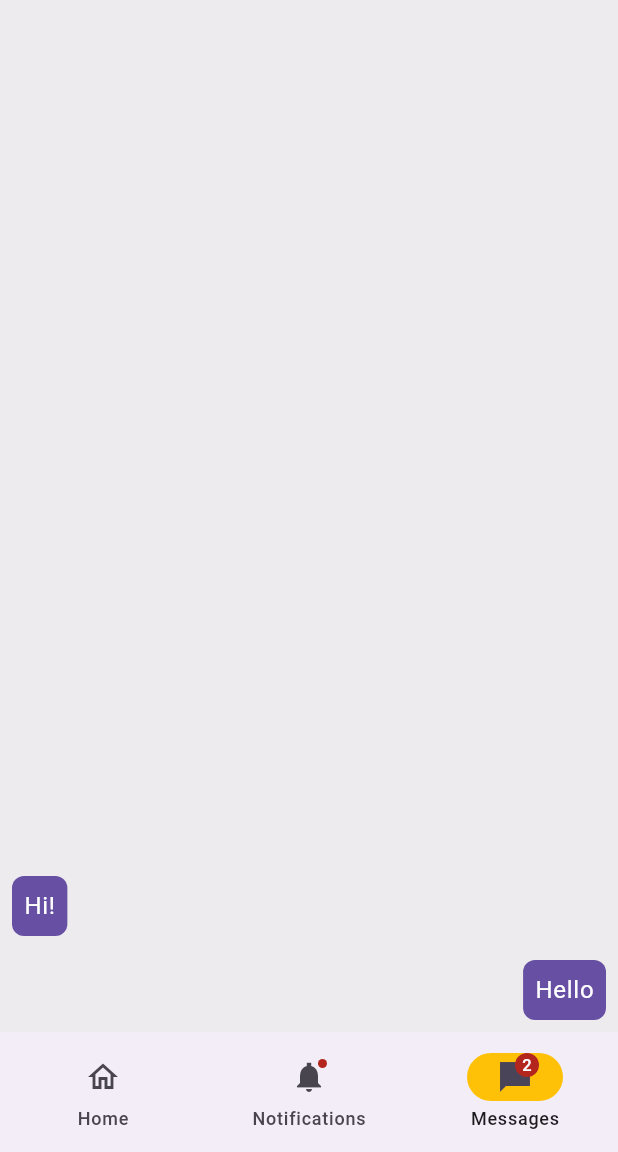
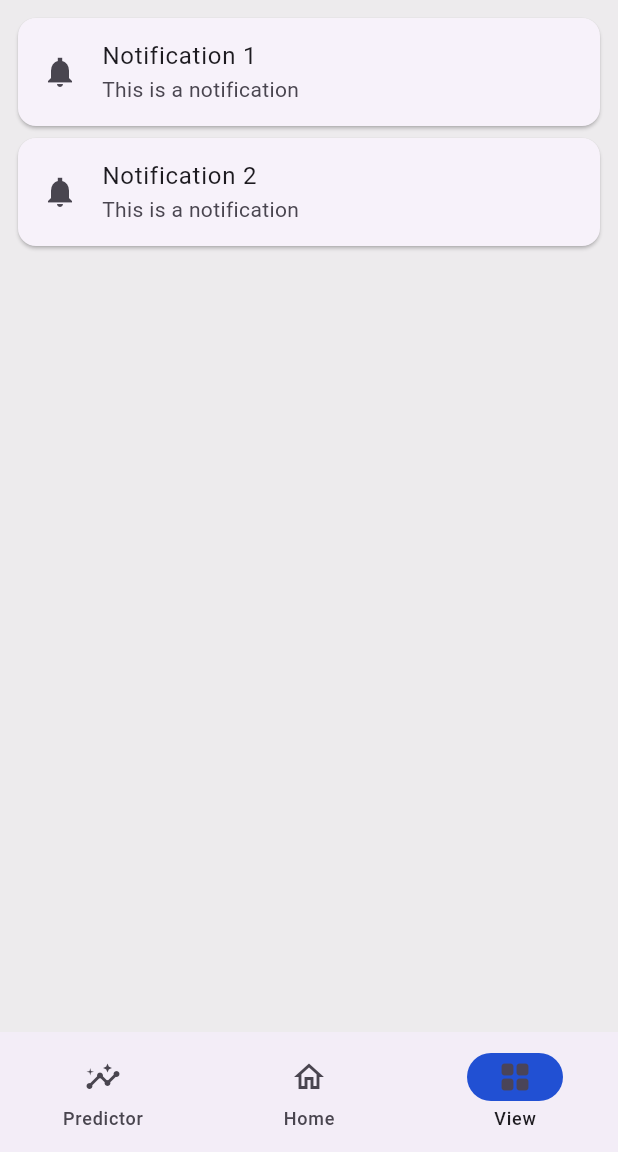
Before and after one commit to Shilpa-Perera/GPACalculator, a Flutter app: the screen it shows after launch, item 3 of the bottom bar chosen, on a phone screen of 412 x 824 dp, the part 84-1236 px from its top. Run offline on Flutter 3.47's test engine with Material 3 defaults, Android fonts, the phone set to English and light mode, and no system bars; our stand-ins replace floor, sqflite; accounts and stored records are empty.

Commit message:
home_page

```diff
--- a/lib/features/home/presentation/widgets/bottom_navigation.dart
+++ b/lib/features/home/presentation/widgets/bottom_navigation.dart
@@ -1,4 +1,7 @@
 import 'package:flutter/material.dart';
+import 'package:gpa_calculator/features/home/presentation/widgets/home_page.dart';
+import 'package:gpa_calculator/features/home/presentation/widgets/predictor_page.dart';
+import 'package:gpa_calculator/features/home/presentation/widgets/view_page.dart';
 
 /// Flutter code sample for [NavigationBar].
 
@@ -24,7 +27,7 @@ class NavigationExample extends StatefulWidget {
 }
 
 class _NavigationExampleState extends State<NavigationExample> {
-  int currentPageIndex = 0;
+  int currentPageIndex = 1;
 
   @override
   Widget build(BuildContext context) {
@@ -42,106 +45,37 @@ class _NavigationExampleState extends State<NavigationExample> {
             currentPageIndex = index;
           });
         },
-        indicatorColor: Colors.amber,
+        indicatorColor: Color.fromARGB(255, 33, 80, 211),
         selectedIndex: currentPageIndex,
         destinations: const <Widget>[
           NavigationDestination(
-            selectedIcon: Icon(Icons.home),
+            selectedIcon: Icon(Icons.insights),
+            icon: Icon(Icons.insights_outlined),
+            label: 'Predictor',
+          ),
+          NavigationDestination(
+            selectedIcon: Icon(Icons.home_rounded),
             icon: Icon(Icons.home_outlined),
             label: 'Home',
           ),
           NavigationDestination(
-            icon: Badge(child: Icon(Icons.notifications_sharp)),
-            label: 'Notifications',
-          ),
-          NavigationDestination(
-            icon: Badge(
-              label: Text('2'),
-              child: Icon(Icons.messenger_sharp),
-            ),
-            label: 'Messages',
+            selectedIcon: Icon(Icons.grid_view_rounded),
+            icon: Icon(Icons.grid_view_outlined),
+            label: 'View',
           ),
         ],
       ),
       body: <Widget>[
+        /// Messages page
+        const PredictorPage(key: Key('predictor_page')),
+
         /// Home page
-        Card(
-          shadowColor: Colors.transparent,
-          margin: const EdgeInsets.all(8.0),
-          child: SizedBox.expand(
-            child: Center(
-              child: Text(
-                'Home page',
-                style: theme.textTheme.titleLarge,
-              ),
-            ),
-          ),
+        const HomePage(
+          key: Key('home_page'),
         ),
 
         /// Notifications page
-        const Padding(
-          padding: EdgeInsets.all(8.0),
-          child: Column(
-            children: <Widget>[
-              Card(
-                child: ListTile(
-                  leading: Icon(Icons.notifications_sharp),
-                  title: Text('Notification 1'),
-                  subtitle: Text('This is a notification'),
-                ),
-              ),
-              Card(
-                child: ListTile(
-                  leading: Icon(Icons.notifications_sharp),
-                  title: Text('Notification 2'),
-                  subtitle: Text('This is a notification'),
-                ),
-              ),
-            ],
-          ),
-        ),
-
-        /// Messages page
-        ListView.builder(
-          reverse: true,
-          itemCount: 2,
-          itemBuilder: (BuildContext context, int index) {
-            if (index == 0) {
-              return Align(
-                alignment: Alignment.centerRight,
-                child: Container(
-                  margin: const EdgeInsets.all(8.0),
-                  padding: const EdgeInsets.all(8.0),
-                  decoration: BoxDecoration(
-                    color: theme.colorScheme.primary,
-                    borderRadius: BorderRadius.circular(8.0),
-                  ),
-                  child: Text(
-                    'Hello',
-                    style: theme.textTheme.bodyLarge!
-                        .copyWith(color: theme.colorScheme.onPrimary),
-                  ),
-                ),
-              );
-            }
-            return Align(
-              alignment: Alignment.centerLeft,
-              child: Container(
-                margin: const EdgeInsets.all(8.0),
-                padding: const EdgeInsets.all(8.0),
-                decoration: BoxDecoration(
-                  color: theme.colorScheme.primary,
-                  borderRadius: BorderRadius.circular(8.0),
-                ),
-                child: Text(
-                  'Hi!',
-                  style: theme.textTheme.bodyLarge!
-                      .copyWith(color: theme.colorScheme.onPrimary),
-                ),
-              ),
-            );
-          },
-        ),
+        const ViewPage(key: Key('view_page')),
       ][currentPageIndex],
     );
   }
--- /dev/null
+++ b/lib/features/home/presentation/widgets/view_page.dart
@@ -0,0 +1,30 @@
+import 'package:flutter/material.dart';
+
+class ViewPage extends StatelessWidget {
+  const ViewPage({super.key});
+
+  @override
+  Widget build(BuildContext context) {
+    return const Padding(
+      padding: EdgeInsets.all(8.0),
+      child: Column(
+        children: <Widget>[
+          Card(
+            child: ListTile(
+              leading: Icon(Icons.notifications_sharp),
+              title: Text('Notification 1'),
+              subtitle: Text('This is a notification'),
+            ),
+          ),
+          Card(
+            child: ListTile(
+              leading: Icon(Icons.notifications_sharp),
+              title: Text('Notification 2'),
+              subtitle: Text('This is a notification'),
+            ),
+          ),
+        ],
+      ),
+    );
+  }
+}
```
Also changed, not shown: lib/features/home/presentation/widgets/circle_progress.dart (added, +23 -0 lines), lib/features/home/presentation/widgets/home_page.dart (added, +41 -0 lines), lib/features/home/presentation/widgets/predictor_page.dart (added, +30 -0 lines).
